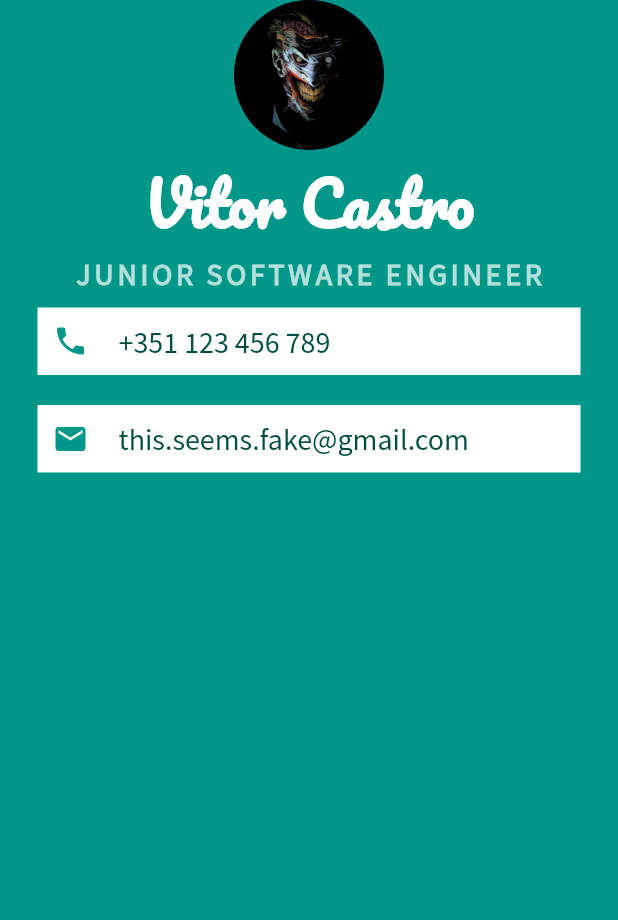
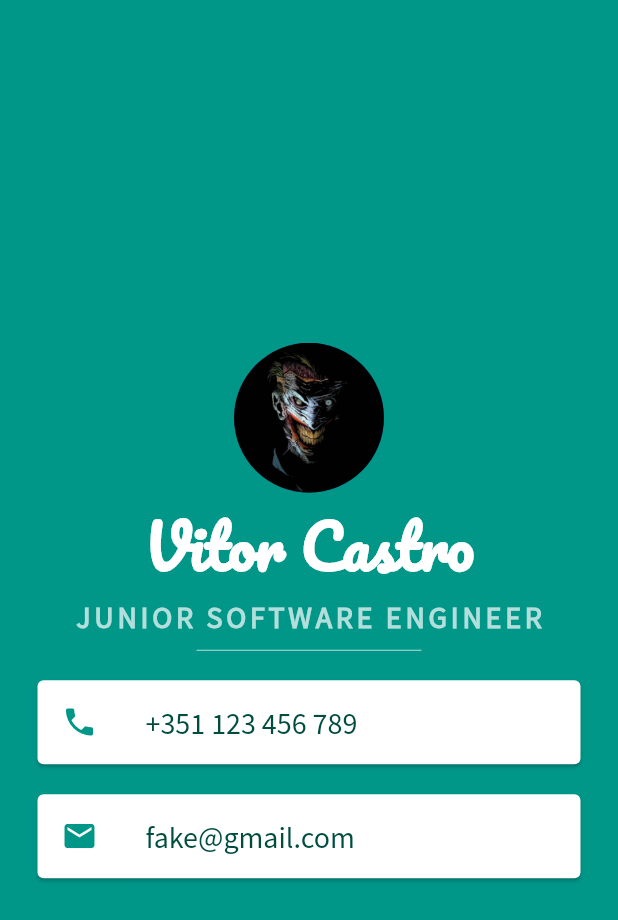
Before and after one commit to vitorhcastro/flutter-course, a Flutter app: the screen it shows after launch, on a phone screen of 412 x 824 dp. Shown: the top 920 px of the screen. Run offline on Flutter 3.47's test engine with Material 2 defaults, Android fonts, the light colour scheme and no system bars.

Commit message:
[Mi Card] Flutter Card List Tile Widgets

```diff
--- a/mi_card/lib/main.dart
+++ b/mi_card/lib/main.dart
@@ -14,6 +14,7 @@ class MyApp extends StatelessWidget {
         backgroundColor: Colors.teal,
         body: SafeArea(
           child: Column(
+            mainAxisAlignment: MainAxisAlignment.center,
             children: <Widget>[
               CircleAvatar(
                 radius: 50.0,
@@ -38,63 +39,53 @@ class MyApp extends StatelessWidget {
                   fontWeight: FontWeight.bold,
                 ),
               ),
-              Container(
-                padding: EdgeInsets.all(
-                  10.0,
+              SizedBox(
+                height: 20.0,
+                width: 150.0,
+                child: Divider(
+                  color: Colors.teal.shade100,
                 ),
+              ),
+              Card(
                 color: Colors.white,
                 margin: EdgeInsets.symmetric(
                   vertical: 10.0,
                   horizontal: 25.0,
                 ),
-                child: Row(
-                  children: <Widget>[
-                    Icon(
-                      Icons.phone,
+                child: ListTile(
+                  leading: Icon(
+                    Icons.phone,
+                    color: Colors.teal,
+                  ),
+                  title: Text(
+                    '+351 123 456 789',
+                    style: TextStyle(
+                      fontSize: 20.0,
+                      color: Colors.teal.shade900,
+                      fontFamily: 'SourceSansPro',
+                    ),
+                  ),
+                ),
+              ),
+              Card(
+                color: Colors.white,
+                margin: EdgeInsets.symmetric(
+                  vertical: 10.0,
+                  horizontal: 25.0,
+                ),
+                child: ListTile(
+                    leading: Icon(
+                      Icons.email,
                       color: Colors.teal,
                     ),
-                    SizedBox(
-                      width: 20.0,
-                    ),
-                    Text(
-                      '+351 123 456 789',
+                    title: Text(
+                      'fake@gmail.com',
                       style: TextStyle(
                         color: Colors.teal.shade900,
                         fontFamily: 'SourceSansPro',
                         fontSize: 20.0,
                       ),
-                    )
-                  ],
-                ),
-              ),
-              Container(
-                padding: EdgeInsets.all(
-                  10.0,
-                ),
-                color: Colors.white,
-                margin: EdgeInsets.symmetric(
-                  vertical: 10.0,
-                  horizontal: 25.0,
-                ),
-                child: Row(
-                  children: <Widget>[
-                    Icon(
-                      Icons.email,
-                      color: Colors.teal,
-                    ),
-                    SizedBox(
-                      width: 20.0,
-                    ),
-                    Text(
-                      'this.seems.fake@gmail.com',
-                      style: TextStyle(
-                        color: Colors.teal.shade900,
-                        fontFamily: 'SourceSansPro',
-                        fontSize: 20.0,
-                      ),
-                    )
-                  ],
-                ),
+                    )),
               ),
             ],
           ),
```
